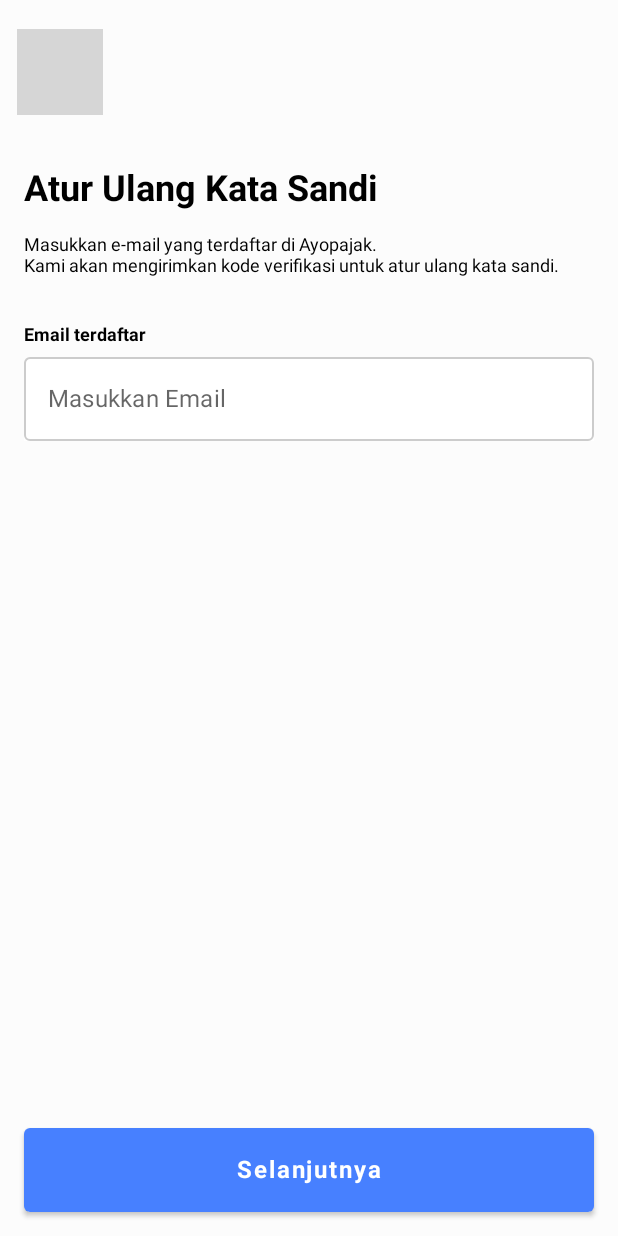
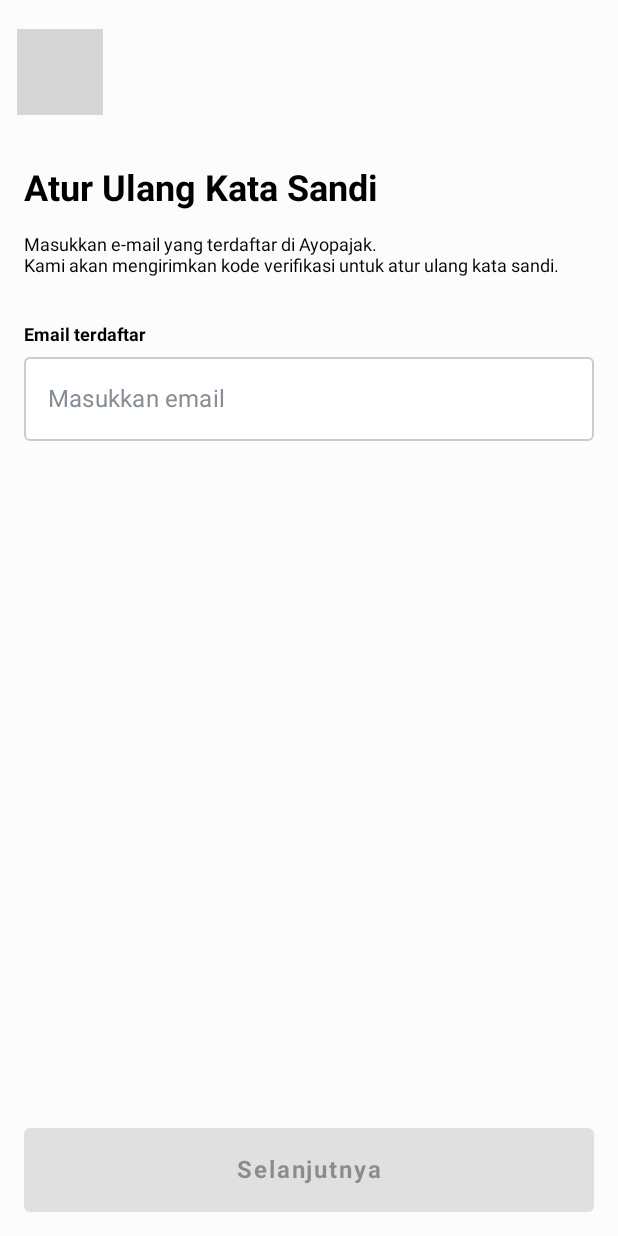
Before and after one commit to AyoPajak/Ayo-Pajak-Mobile, an Android app built with Jetpack Compose: the screen it shows after launch (MainActivity), after a tap on "Lupa kata sandi", on a phone screen of 412 x 824 dp. Run offline under Robolectric (Android 15) with nearby library versions, the phone set to English and light mode, and no system bars; our stand-ins replace Compose Multiplatform resources, Voyager; libraries missing offline, so code that uses them is left out: util.onError, util.onSuccess; 4 statements that could not run were skipped; grey boxes are pictures that could not be loaded.

Commit message:
Create: Registration Form Page
Created registration form page
To Do:
create TnC and Privacy Policy page

```diff
--- a/composeApp/src/androidMain/kotlin/org/ayopajak/ayopajakmobile/MainActivity.kt
+++ b/composeApp/src/androidMain/kotlin/org/ayopajak/ayopajakmobile/MainActivity.kt
@@ -16,6 +16,7 @@ import androidx.lifecycle.lifecycleScope
 import cafe.adriel.voyager.navigator.LocalNavigator
 import cafe.adriel.voyager.navigator.Navigator
 import cafe.adriel.voyager.navigator.currentOrThrow
+import cafe.adriel.voyager.transitions.SlideTransition
 import createDataStore
 import http.Account
 import io.ktor.client.engine.okhttp.OkHttp
@@ -43,7 +44,9 @@ class MainActivity : ComponentActivity() {
         }
 
         setContent {
-            Navigator(LoginScreen(client = remember { Account(CreateHttpClient(OkHttp.create())) }, cryptoManager = remember { Crypto() }, dataStore = remember { createDataStore(applicationContext) }))
+            Navigator(LoginScreen(client = remember { Account(CreateHttpClient(OkHttp.create())) }, cryptoManager = remember { Crypto() }, dataStore = remember { createDataStore(applicationContext) })) {
+                navigator -> SlideTransition(navigator)
+            }
         }
     }
 }
--- a/composeApp/src/commonMain/kotlin/global/Colors.kt
+++ b/composeApp/src/commonMain/kotlin/global/Colors.kt
@@ -31,4 +31,5 @@ class Colors {
 
     val buttonActive = Color(0xFF4780ff)
     val textClickable = Color(0xFF3565fc)
+    val textDarkGrey = Color(0xFF868E96)
 }
--- a/composeApp/src/commonMain/kotlin/screens/ForgetPassword.kt
+++ b/composeApp/src/commonMain/kotlin/screens/ForgetPassword.kt
@@ -3,6 +3,7 @@ package screens
 import androidx.compose.foundation.BorderStroke
 import androidx.compose.foundation.background
 import androidx.compose.foundation.border
+import androidx.compose.foundation.gestures.detectTapGestures
 import androidx.compose.foundation.layout.Arrangement
 import androidx.compose.foundation.layout.Box
 import androidx.compose.foundation.layout.Column
@@ -42,6 +43,8 @@ import androidx.compose.ui.draw.scale
 import androidx.compose.ui.graphics.Color
 import androidx.compose.ui.graphics.Shape
 import androidx.compose.ui.graphics.vector.VectorPainter
+import androidx.compose.ui.input.pointer.pointerInput
+import androidx.compose.ui.platform.LocalFocusManager
 import androidx.compose.ui.text.font.FontWeight
 import androidx.compose.ui.text.input.ImeAction
 import androidx.compose.ui.text.input.KeyboardType
@@ -75,22 +78,30 @@ class ForgetPassword: Screen {
         var isLoading by remember { mutableStateOf(false) }
 
         var email by remember { mutableStateOf("") }
+        var isEmailValid by remember { mutableStateOf(false) }
 
         var errorMessage by remember {
             mutableStateOf<NetworkError?>(null)
         }
 
         val scope = rememberCoroutineScope()
+        val focusManager = LocalFocusManager.current
 
+        //Content
         Column(
             modifier = Modifier.fillMaxSize().background(Colors().panel)
+                .pointerInput(Unit) {
+                detectTapGestures(onTap = {
+                    focusManager.clearFocus()
+                })
+            }
         ) {
             //TopBar
             topBar("")
 
             //Body
             Column(
-                modifier = Modifier.fillMaxWidth().weight(7.25f)
+                modifier = Modifier.fillMaxWidth()
             ) {
                 Column(
                     modifier = Modifier.padding(16.dp)
@@ -125,9 +136,13 @@ class ForgetPassword: Screen {
                                 border = BorderStroke(1.dp, Color.LightGray),
                                 shape = RoundedCornerShape(4.dp)
                             ),
-                        placeholder = { Text("Masukkan Email", fontSize = 16.sp) },
+                        placeholder = { Text("Masukkan email", fontSize = 16.sp,
+                            color = Colors().textDarkGrey) },
                         value = email,
-                        onValueChange = { email = it },
+                        onValueChange = {
+                            email = it
+                            if (email.contains("@") && email.contains(".")) isEmailValid = true else isEmailValid = false
+                        },
                         singleLine = true,
                         keyboardOptions = KeyboardOptions(
                             keyboardType = KeyboardType.Email,
@@ -160,9 +175,9 @@ class ForgetPassword: Screen {
                         //TODO("Implement Forget Password -> Post email to API")
 
                         //navigation
-                        navigator.push(EmailVerification(email))
+                        navigator.push(EmailVerification(email, false))
                     },
-                    enabled = enabled
+                    enabled = enabled && isEmailValid
                 ) {
                     if (isLoading) {
                         CircularProgressIndicator(
--- a/composeApp/src/commonMain/kotlin/screens/LoginScreen.kt
+++ b/composeApp/src/commonMain/kotlin/screens/LoginScreen.kt
@@ -93,6 +93,9 @@ class LoginScreen(val client: Account, val cryptoManager: Crypto,
         var email by remember { mutableStateOf("") }
         var pass by remember { mutableStateOf("") }
 
+        var isEmailValid by remember { mutableStateOf(false) }
+        var isPassValid by remember { mutableStateOf(false) }
+
         var isPasswordVisible = false
 
         var isLoginSuccess by remember { mutableStateOf(false) }
@@ -146,7 +149,6 @@ class LoginScreen(val client: Account, val cryptoManager: Crypto,
             //Body
             Column(
                 modifier = Modifier.fillMaxWidth()
-                    .weight(5.2f)
                     .clip(RoundedCornerShape(topStart = 16.dp, topEnd = 16.dp))
                     .background(Colors().panel)
             ) {
@@ -164,7 +166,7 @@ class LoginScreen(val client: Account, val cryptoManager: Crypto,
                     modifier = Modifier.padding(bottom = 32.dp).padding(horizontal = 16.dp),
                     text = "Kelola Pajak dengan Bijak bersama AyoPajak",
                     fontSize = 14.sp,
-                    color = Color.Gray
+                    color = Colors().textDarkGrey
                 )
 
                 //Email
@@ -181,9 +183,13 @@ class LoginScreen(val client: Account, val cryptoManager: Crypto,
                             border = BorderStroke(1.dp, Color.LightGray),
                             shape = RoundedCornerShape(4.dp)
                         ),
-                    placeholder = { Text("Masukkan Email", fontSize = 16.sp) },
+                    placeholder = { Text("Masukkan email", fontSize = 16.sp,
+                        color = Colors().textDarkGrey) },
                     value = email,
-                    onValueChange = { email = it },
+                    onValueChange = {
+                        email = it
+                        if (email.contains("@") && email.contains(".")) isEmailValid = true else isEmailValid = false
+                    },
                     singleLine = true,
                     keyboardOptions = KeyboardOptions(
                         keyboardType = KeyboardType.Email,
@@ -211,45 +217,49 @@ class LoginScreen(val client: Account, val cryptoManager: Crypto,
                             border = BorderStroke(1.dp, Color.LightGray),
                             shape = RoundedCornerShape(4.dp)
                         ),
-                    placeholder = { Text("Masukkan Kata Sandi", fontSize = 16.sp) },
+                    placeholder = { Text("Masukkan kata sandi", fontSize = 16.sp,
+                         color = Colors().textDarkGrey) },
                     value = pass,
-                    onValueChange = { pass = it },
+                    onValueChange = {
+                        pass = it
+                        if (pass.length >= 8) isPassValid = true else isPassValid = false
+                    },
                     singleLine = true,
                     keyboardOptions = KeyboardOptions(
                         keyboardType = KeyboardType.Password,
                         imeAction = ImeAction.Done
                     ),
-                    keyboardActions = KeyboardActions(
-                        onDone = {
-                            focusManager.clearFocus()
-
-                            enabled = false
-
-                            scope.launch {
-                                isLoading = true
-                                errorMessage = null
-
-                                val encryptedEmail = cryptoManager.Encrypt(email, cryptoKey)
-                                val encryptedPass = cryptoManager.Encrypt(pass, cryptoKey)
-
-                                val loginModel = LoginRequest(encryptedEmail, encryptedPass)
-
-                                client.Login(loginModel, "Bearer $apiToken")
-                                    .onSuccess {
-                                        println(it)
-                                        if (it.ErrorCode == 0) {
-                                            isLoginSuccess = true
-                                            focusManager.clearFocus()
-                                        }
-                                    }
-                                    .onError {
-                                        errorMessage = it
-                                        pass = ""
-                                    }
-                                isLoading = false
-                            }
-                        }
-                    ),
+//                    keyboardActions = KeyboardActions(
+//                        onDone = {
+//                            focusManager.clearFocus()
+//
+//                            enabled = false
+//
+//                            scope.launch {
+//                                isLoading = true
+//                                errorMessage = null
+//
+//                                val encryptedEmail = cryptoManager.Encrypt(email, cryptoKey)
+//                                val encryptedPass = cryptoManager.Encrypt(pass, cryptoKey)
+//
+//                                val loginModel = LoginRequest(encryptedEmail, encryptedPass)
+//
+//                                client.Login(loginModel, "Bearer $apiToken")
+//                                    .onSuccess {
+//                                        println(it)
+//                                        if (it.ErrorCode == 0) {
+//                                            isLoginSuccess = true
+//                                            focusManager.clearFocus()
+//                                        }
+//                                    }
+//                                    .onError {
+//                                        errorMessage = it
+//                                        pass = ""
+//                                    }
+//                                isLoading = false
+//                            }
+//                        }
+//                    ),
                     visualTransformation = PasswordVisualTransformation(),
                     colors = TextFieldDefaults.textFieldColors(
                         backgroundColor = Color.White,
@@ -276,7 +286,7 @@ class LoginScreen(val client: Account, val cryptoManager: Crypto,
 
             //Footer
             Column(
-                modifier = Modifier.background(Colors().panel),
+                modifier = Modifier.weight(1.5f).background(Colors().panel),
                 verticalArrangement = Arrangement.Bottom
             )
             {
@@ -315,7 +325,7 @@ class LoginScreen(val client: Account, val cryptoManager: Crypto,
                             isLoading = false
                         }
                     },
-                    enabled = enabled
+                    enabled = enabled && isEmailValid && isPassValid
                 ) {
                     if (isLoading) {
                         CircularProgressIndicator(
@@ -340,7 +350,7 @@ class LoginScreen(val client: Account, val cryptoManager: Crypto,
                     Text(
                         modifier = Modifier.clickable(true, onClick = {
                             println("Daftar")
-                            //TODO("Implement Registration")
+                            navigator.push(RegisterAccount())
                         }),
                         text = "Daftar",
                         fontSize = 14.sp,
```
Also changed, not shown: composeApp/src/commonMain/kotlin/screens/EmailVerification.kt (+11 -4 lines), composeApp/src/commonMain/kotlin/screens/RegisterAccount.kt (added, +348 -0 lines).
